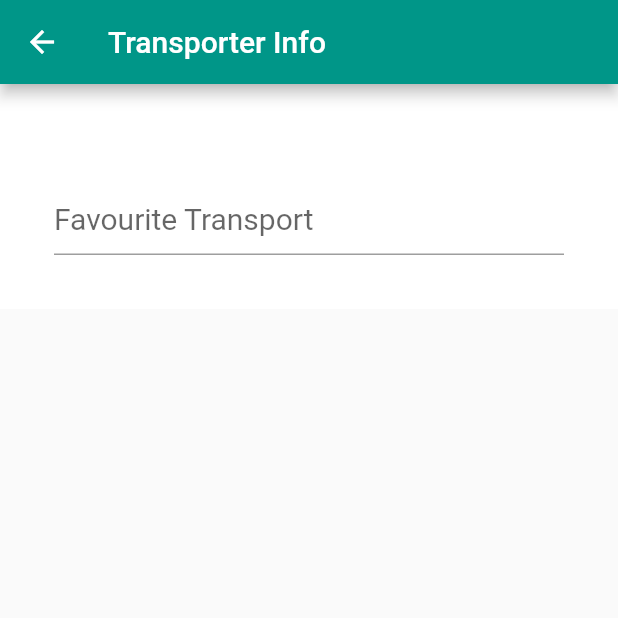
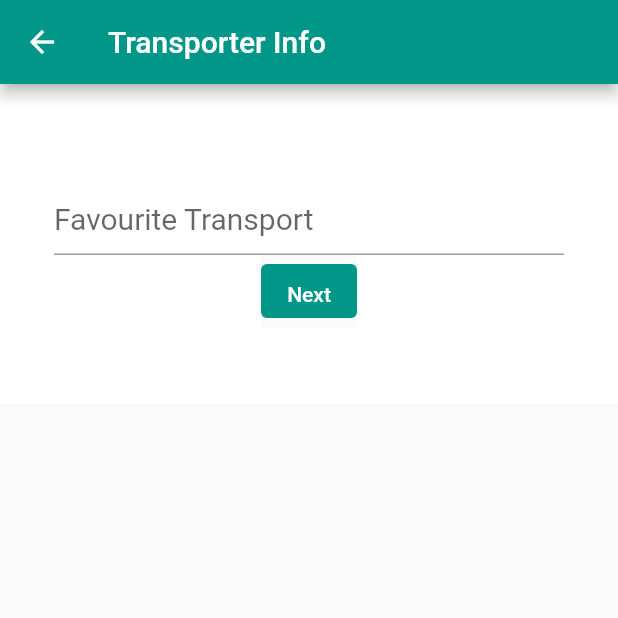
Before and after one commit to MoscaLCC/LEBApp, a Flutter app: the User_RegistryProfile_Transporter screen opened directly, on a phone screen of 412 x 824 dp, the top half of it. Run offline on Flutter 3.47's test engine with Material 2 defaults, Android fonts, the phone set to English and light mode, and no system bars; our stand-ins replace datetime_picker_formfield; Roboto replaces fonts that are missing (Montserrat).

Commit message:
Update register interfaces

```diff
--- a/LEBApp_UI/lib/screens/user_registryProfile_Point.dart
+++ b/LEBApp_UI/lib/screens/user_registryProfile_Point.dart
@@ -21,7 +21,7 @@ class _User_RegistryProfile_PointState extends State<User_RegistryProfile_Point>
 
     return Scaffold(
         appBar: AppBar(
-            title: Text('Producer Info'),
+            title: Text('Point Info'),
             backgroundColor: Colors.teal),
         body: SingleChildScrollView(
           child: Center(
--- a/LEBApp_UI/lib/screens/user_registryProfile_Transporter.dart
+++ b/LEBApp_UI/lib/screens/user_registryProfile_Transporter.dart
@@ -2,7 +2,7 @@ import 'dart:io';
 
 import 'package:flutter/material.dart';
 import '../main.dart';
-
+import 'package:lebapp_ui/screens/user_registry_screenCredent.dart';
 // ignore: camel_case_types
 class User_RegistryProfile_Transporter extends StatefulWidget {
 
@@ -25,6 +25,22 @@ class _User_RegistryProfile_TransporterState extends State<User_RegistryProfile_
       controller: favouriteTransportController,
     );
 
+
+    final nextButon = Material(
+      child: TextButton(
+          child: Text('Next'),
+          style: TextButton.styleFrom(
+            alignment: Alignment.bottomCenter,
+            primary: Colors.white,
+            backgroundColor: Colors.teal,
+            onSurface: Colors.grey,
+          ),
+          onPressed: () {
+            Navigator.of(context).push(MaterialPageRoute(builder: (context)=>User_Registry_ScreenCredent()));
+          }
+      ),
+    );
+
     return Scaffold(
       appBar: AppBar(
           title: Text('Transporter Info'),
@@ -41,6 +57,10 @@ class _User_RegistryProfile_TransporterState extends State<User_RegistryProfile_
                   children: <Widget>[
                     SizedBox(height: 30.0),
                     favouriteTransport,
+                    nextButon,
+                    SizedBox(
+                      height: 15.0,
+                    ),
                   ],
                 ),
               ),
--- a/LEBApp_UI/lib/screens/user_registry_screen.dart
+++ b/LEBApp_UI/lib/screens/user_registry_screen.dart
@@ -174,7 +174,6 @@ class _User_Registry_ScreenState extends State<User_Registry_Screen> {
     );
   }
 }
-
 /*
 class User_Registry_Screen extends StatefulWidget {
 
```
Also changed, not shown: LEBApp_UI/lib/screens/user_registryProfile_Producer.dart (+20 -0 lines), LEBApp_UI/lib/screens/user_registry_screenCredent.dart (added, +80 -0 lines).
